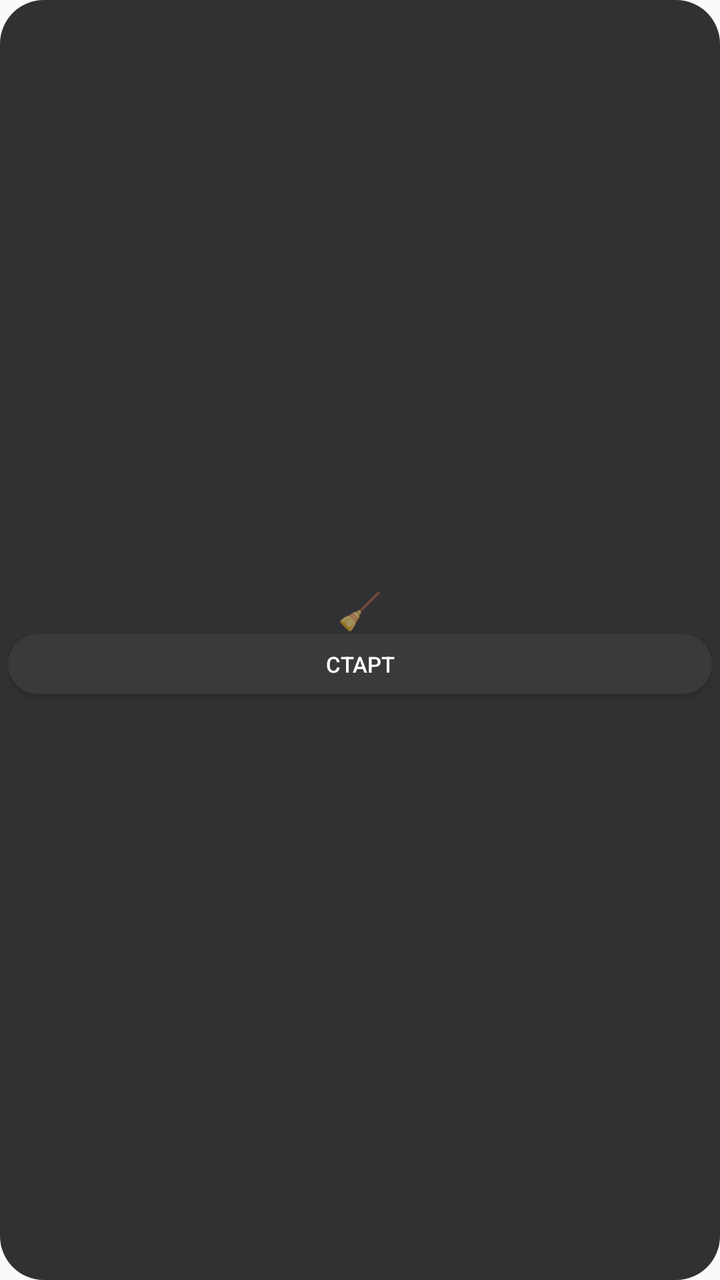
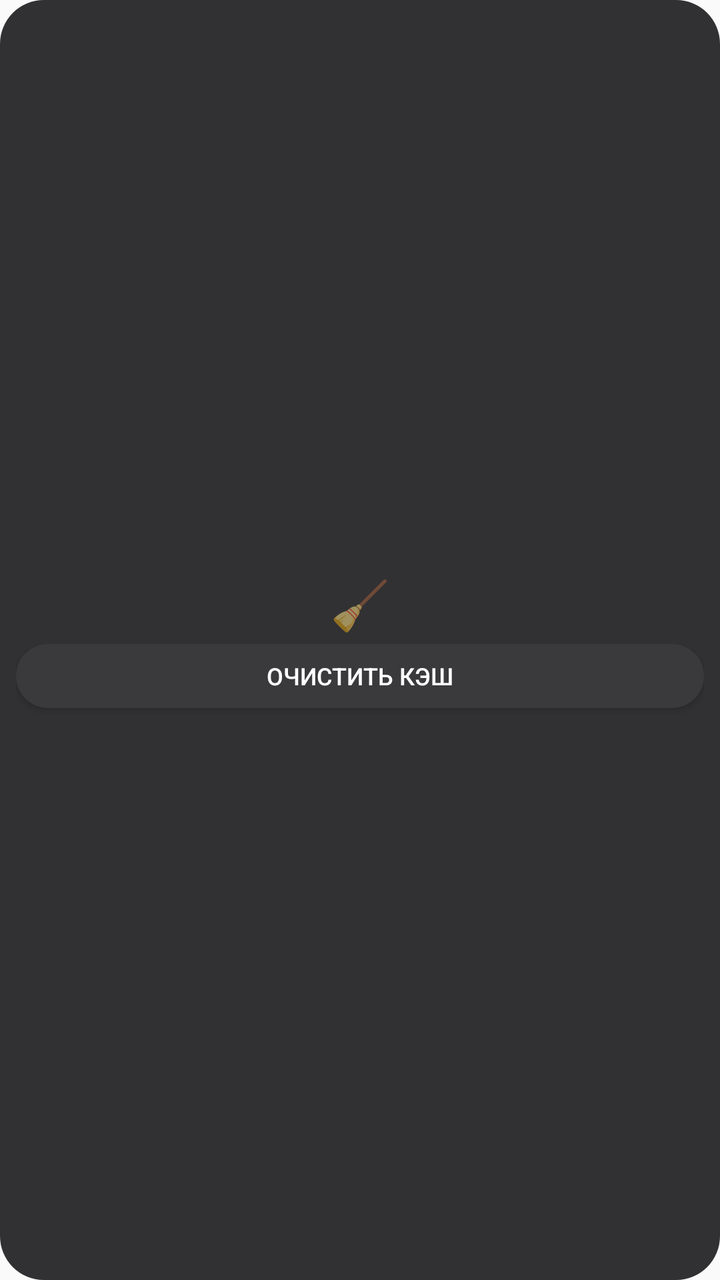

Compare the two renders of this Android layout. The source of the first and the diff that turns it into the second are given below.
<!-- AndroidManifest.xml: application theme Theme.CacheWidget -->
<!-- res/layout/widget_1x1.xml -->
<?xml version="1.0" encoding="utf-8"?>
<LinearLayout xmlns:android="http://schemas.android.com/apk/res/android"
    android:layout_width="match_parent"
    android:layout_height="match_parent"
    android:orientation="vertical"
    android:gravity="center"
    android:background="@drawable/widget_bg_rounded"
    android:padding="4dp">

    <TextView
        android:layout_width="wrap_content"
        android:layout_height="wrap_content"
        android:text="🧹"
        android:textSize="18sp" />

    <Button
        android:id="@+id/widget_action"
        android:layout_width="match_parent"
        android:layout_height="30dp"
        android:text="СТАРТ"
        android:textColor="#FFFFFF"
        android:textSize="11sp"
        android:background="@drawable/widget_btn" />
</LinearLayout>
<!-- resources referenced by this layout -->
<resources>
  <!-- drawable widget_bg_rounded (drawable) -->
  <?xml version="1.0" encoding="utf-8"?>
  <shape xmlns:android="http://schemas.android.com/apk/res/android">
      <solid android:color="#E61C1C1E" />
      <corners android:radius="22dp" />
  </shape>
  <!-- drawable widget_btn (drawable) -->
  <?xml version="1.0" encoding="utf-8"?>
  <shape xmlns:android="http://schemas.android.com/apk/res/android">
      <solid android:color="#3A3A3C" />
      <corners android:radius="18dp" />
  </shape>
  <style name="Theme.CacheWidget" parent="Theme.AppCompat.DayNight.NoActionBar" />
</resources>

<!-- the commit's change to res/layout/widget_1x1.xml (unified diff, before → after) -->
@@ -5,20 +5,25 @@
     android:orientation="vertical"
     android:gravity="center"
     android:background="@drawable/widget_bg_rounded"
-    android:padding="4dp">
+    android:padding="8dp">
 
+    
     <TextView
         android:layout_width="wrap_content"
         android:layout_height="wrap_content"
         android:text="🧹"
-        android:textSize="18sp" />
+        android:textSize="24sp"
+        android:layout_marginBottom="4dp"/>
 
+    
     <Button
         android:id="@+id/widget_action"
         android:layout_width="match_parent"
-        android:layout_height="30dp"
-        android:text="СТАРТ"
+        android:layout_height="wrap_content"
+        android:minHeight="32dp"
+        android:text="Очистить кэш"
         android:textColor="#FFFFFF"
-        android:textSize="11sp"
-        android:background="@drawable/widget_btn" />
+        android:textSize="12sp"
+        android:background="@drawable/widget_btn"
+        android:paddingVertical="4dp"/>
 </LinearLayout>
